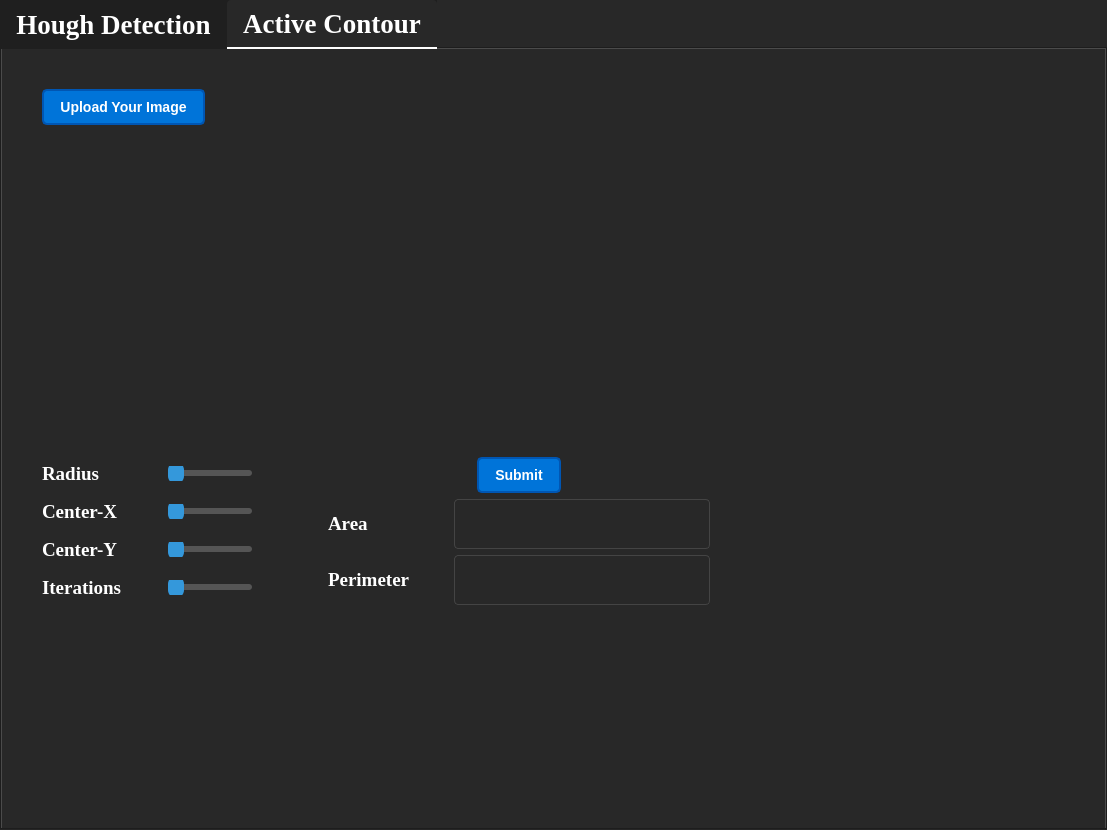
Qt form MainWindow.ui (fadymohsen/EdgeBoundaryDetection) before a commit.
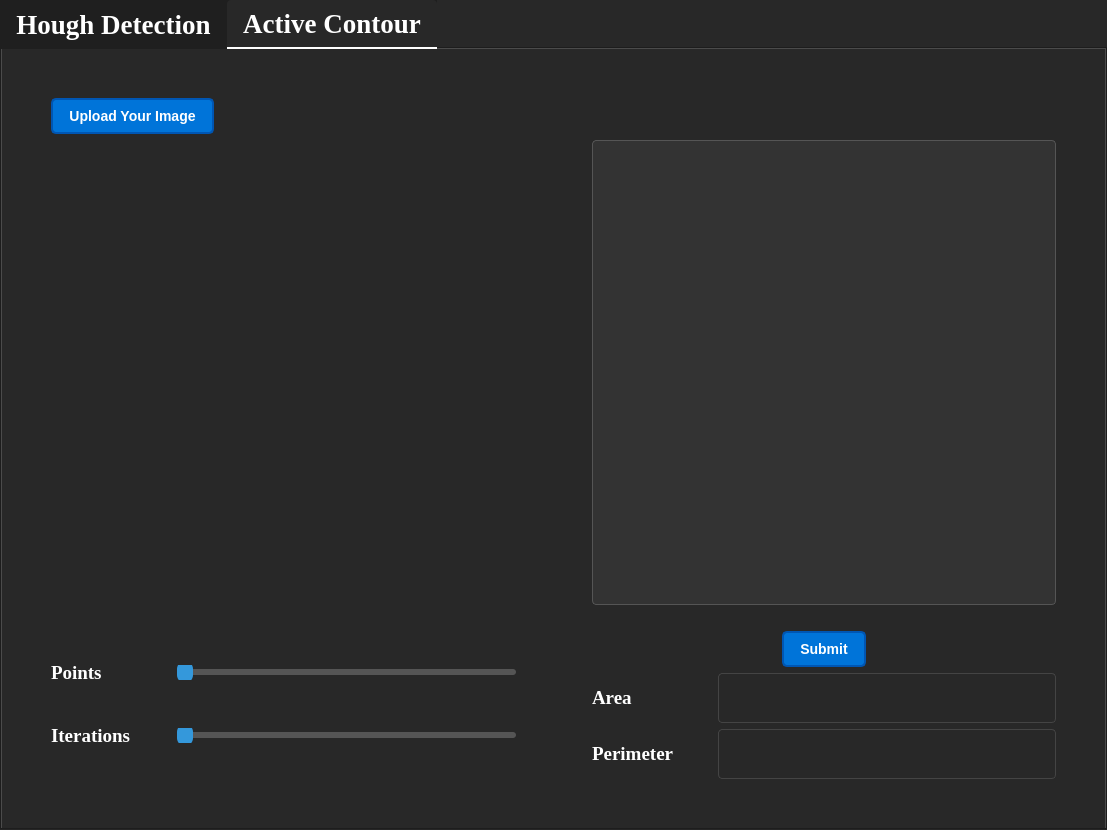
The same form after that commit. Custom widgets are drawn as their Qt base class.

Commit message: update ui points and iterations only

Diff of the .ui file:
```diff
--- a/MainWindow.ui
+++ b/MainWindow.ui
@@ -869,7 +869,8 @@
    <attribute name="title">
     <string>Active Contour</string>
    </attribute>
-   <widget class="QWidget" name="">
+   <layout class="QGridLayout" name="gridLayout_2">
+    <item row="0" column="0">
     <layout class="QHBoxLayout" name="horizontalLayout_16">
      <item>
       <spacer name="horizontalSpacer_19">
@@ -972,7 +973,7 @@
             </spacer>
            </item>
            <item>
-            <widget class="GraphicsLayoutWidget" name="graphics_afterActiveContour" native="true">
+             <widget class="QGraphicsView" name="graphicsView">
              <property name="sizePolicy">
               <sizepolicy hsizetype="Preferred" vsizetype="Expanding">
                <horstretch>0</horstretch>
@@ -1045,7 +1046,7 @@
                   </font>
                  </property>
                  <property name="text">
-                  <string>Radius</string>
+                   <string>Points</string>
                  </property>
                 </widget>
                </item>
@@ -1066,125 +1067,7 @@
                 </spacer>
                </item>
                <item>
-                <widget class="QSlider" name="horizontalSlider">
-                 <property name="orientation">
-                  <enum>Qt::Horizontal</enum>
-                 </property>
-                </widget>
-               </item>
-              </layout>
-             </item>
-             <item>
-              <layout class="QHBoxLayout" name="horizontalLayout_8">
-               <item>
-                <widget class="QLabel" name="label_centerX">
-                 <property name="sizePolicy">
-                  <sizepolicy hsizetype="Fixed" vsizetype="Fixed">
-                   <horstretch>0</horstretch>
-                   <verstretch>0</verstretch>
-                  </sizepolicy>
-                 </property>
-                 <property name="minimumSize">
-                  <size>
-                   <width>100</width>
-                   <height>30</height>
-                  </size>
-                 </property>
-                 <property name="maximumSize">
-                  <size>
-                   <width>100</width>
-                   <height>30</height>
-                  </size>
-                 </property>
-                 <property name="font">
-                  <font>
-                   <family>Georgia</family>
-                   <pointsize>14</pointsize>
-                   <bold>true</bold>
-                  </font>
-                 </property>
-                 <property name="text">
-                  <string>Center-X</string>
-                 </property>
-                </widget>
-               </item>
-               <item>
-                <spacer name="horizontalSpacer_10">
-                 <property name="orientation">
-                  <enum>Qt::Horizontal</enum>
-                 </property>
-                 <property name="sizeType">
-                  <enum>QSizePolicy::Fixed</enum>
-                 </property>
-                 <property name="sizeHint" stdset="0">
-                  <size>
-                   <width>20</width>
-                   <height>20</height>
-                  </size>
-                 </property>
-                </spacer>
-               </item>
-               <item>
-                <widget class="QSlider" name="horizontalSlider_2">
-                 <property name="orientation">
-                  <enum>Qt::Horizontal</enum>
-                 </property>
-                </widget>
-               </item>
-              </layout>
-             </item>
-             <item>
-              <layout class="QHBoxLayout" name="horizontalLayout_10">
-               <item>
-                <widget class="QLabel" name="label_centerY">
-                 <property name="sizePolicy">
-                  <sizepolicy hsizetype="Fixed" vsizetype="Fixed">
-                   <horstretch>0</horstretch>
-                   <verstretch>0</verstretch>
-                  </sizepolicy>
-                 </property>
-                 <property name="minimumSize">
-                  <size>
-                   <width>100</width>
-                   <height>30</height>
-                  </size>
-                 </property>
-                 <property name="maximumSize">
-                  <size>
-                   <width>100</width>
-                   <height>30</height>
-                  </size>
-                 </property>
-                 <property name="font">
-                  <font>
-                   <family>Georgia</family>
-                   <pointsize>14</pointsize>
-                   <bold>true</bold>
-                  </font>
-                 </property>
-                 <property name="text">
-                  <string>Center-Y</string>
-                 </property>
-                </widget>
-               </item>
-               <item>
-                <spacer name="horizontalSpacer_11">
-                 <property name="orientation">
-                  <enum>Qt::Horizontal</enum>
-                 </property>
-                 <property name="sizeType">
-                  <enum>QSizePolicy::Fixed</enum>
-                 </property>
-                 <property name="sizeHint" stdset="0">
-                  <size>
-                   <width>20</width>
-                   <height>20</height>
-                  </size>
-                 </property>
-                </spacer>
-               </item>
-               <item>
-                <widget class="QSlider" name="horizontalSlider_3">
+                 <widget class="QSlider" name="horizontalSlider_5">
                  <property name="orientation">
                   <enum>Qt::Horizontal</enum>
                  </property>
@@ -1467,7 +1350,8 @@
       </spacer>
      </item>
     </layout>
-   </widget>
+    </item>
+   </layout>
   </widget>
  </widget>
  <customwidgets>
```
Left out of the diff: 6 changed lines with no effect on the pictures. Lines whose indentation alone changed are shown as unchanged.
